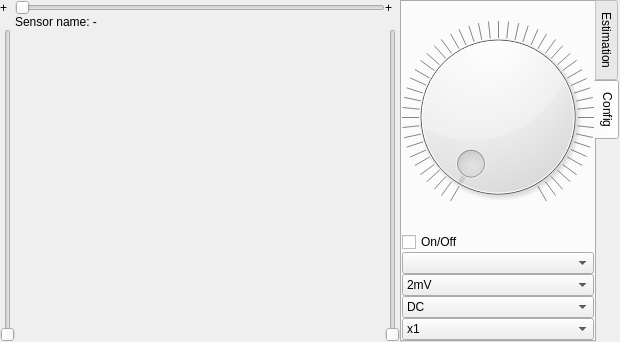
Before: the Qt Designer form display.ui in anatoltrush/OscillO, drawn with Qt 5.
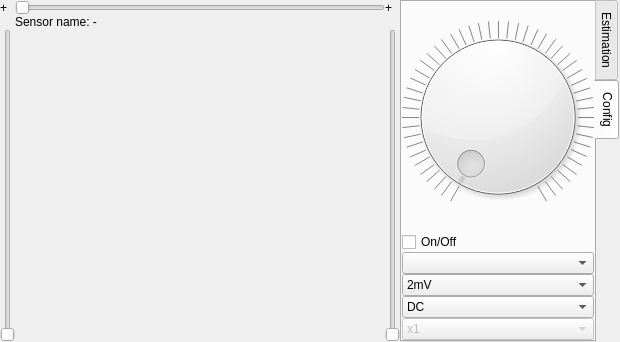
After: the same form once the commit is applied. The open tabs and pages were chosen to show the change.

The edit to the form file:
```diff
--- a/display.ui
+++ b/display.ui
@@ -267,6 +267,9 @@
          </item>
          <item>
           <widget class="QComboBox" name="cBMult">
+           <property name="enabled">
+            <bool>false</bool>
+           </property>
            <item>
             <property name="text">
              <string>x1</string>
```
